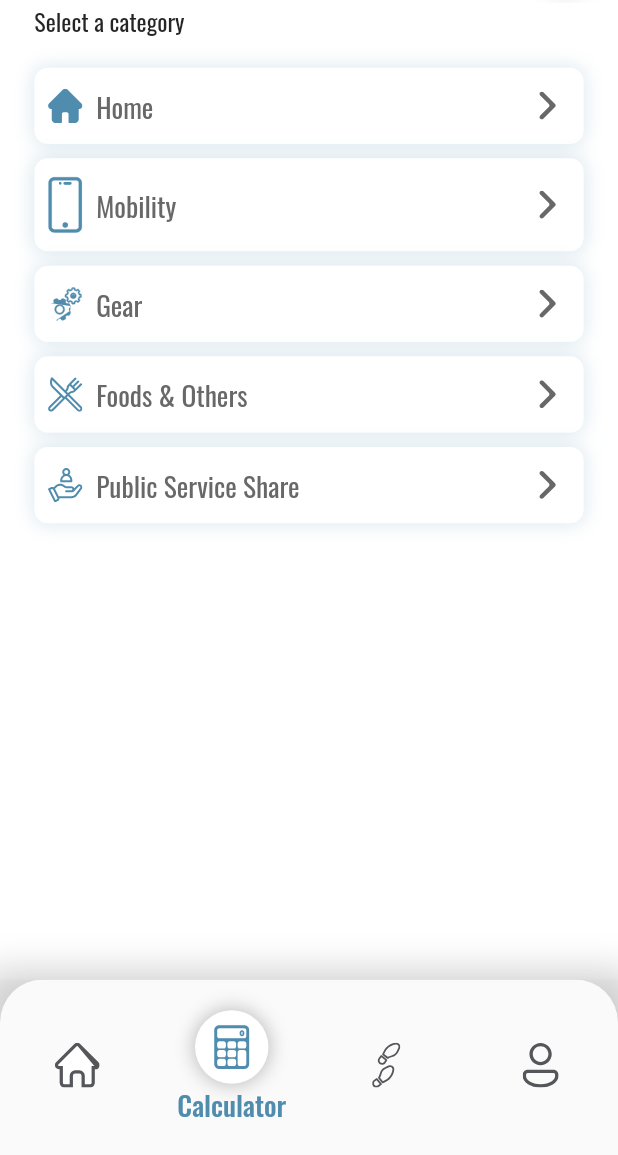
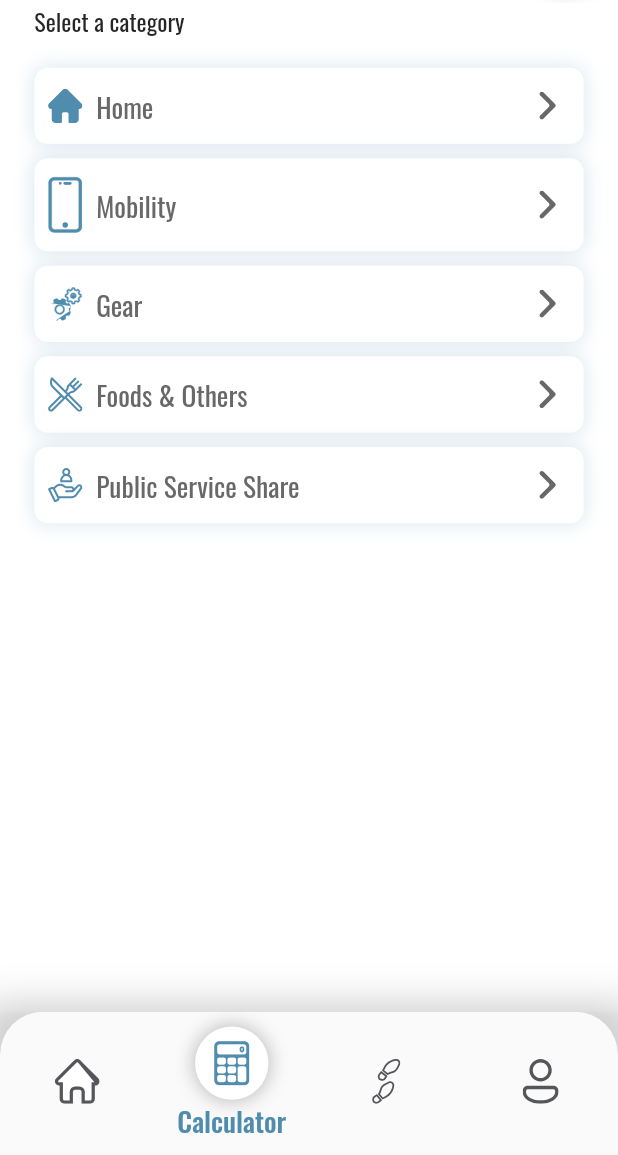
Before and after one commit to kilianjornet/outdoorfootprint, a Flutter app: the screen it shows after launch, item 2 of the bottom bar chosen, on a phone screen of 412 x 824 dp, the part 81-1236 px from its top. Run offline on Flutter 3.47's test engine with Material 2 defaults, Android fonts, the phone set to English and light mode, and no system bars; our stand-ins replace connectivity_plus, flutter_screenutil, flutter_svg, get, google_fonts, image_picker; missing offline and left inert: fl_country_code_picker.

Commit message:
Calculator - House

```diff
--- a/lib/app/data/utils/string_manager.dart
+++ b/lib/app/data/utils/string_manager.dart
@@ -51,8 +51,8 @@ class StringManager {
   static const update = 'Update';
   static const uploadImage = 'Upload Image';
   static const selectImageOption = 'Select option to upload image';
-  static const clickPicture = 'Click picture';
-  static const uploadFromCamera = 'Upload from camera roll';
+  static const clickPicture = 'Take picture';
+  static const uploadFromCamera = 'Upload from gallery';
   static const cancel = 'Cancel';
   static const addCal = 'Add';
   static const selectCat = 'Select a category';
--- a/lib/app/data/utils/widget_manager.dart
+++ b/lib/app/data/utils/widget_manager.dart
@@ -509,8 +509,6 @@ class WidgetManager {
     );
   }
 
-
-
   static Widget confirmPasswordTextField({
     required TextEditingController passwordController,
     required TextEditingController confirmPasswordController,
--- a/lib/app/modules/main_modules/navigation_bar/views/navigation_bar_view.dart
+++ b/lib/app/modules/main_modules/navigation_bar/views/navigation_bar_view.dart
@@ -30,7 +30,7 @@ class NavigationBarView extends GetView<NavigationBarController> {
         ),
       ),
       bottomNavigationBar: Container(
-        height: 98.h,
+        height: 80.h,
         decoration: BoxDecoration(
           boxShadow: [
             BoxShadow(
--- a/lib/app/modules/misc_modules/custom_dialog/controllers/custom_dialog_controller.dart
+++ b/lib/app/modules/misc_modules/custom_dialog/controllers/custom_dialog_controller.dart
@@ -19,7 +19,6 @@ class CustomDialogController extends GetxController
           animationController.forward();
         }
       });
-
     animationController.forward();
   }
 
```
